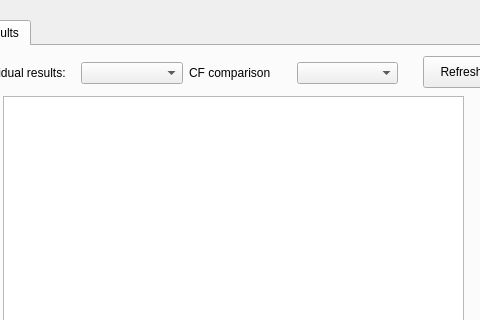
ThomasDesc/NRG_plugin, file nrgdock_widget.ui: the form before one commit; both pictures show x 259 to 739 and y 0 to 320 of the 841 by 659 pixel window.
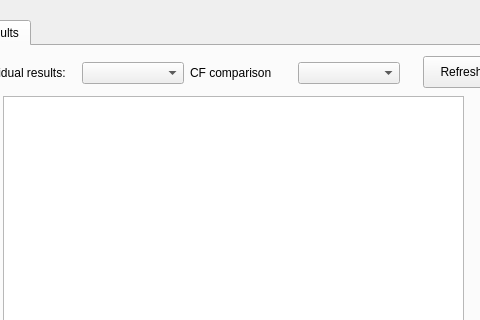
The form after the commit. The open tabs and pages were chosen to show the change.

```diff
--- a/nrgdock_widget.ui
+++ b/nrgdock_widget.ui
@@ -2468,7 +2468,7 @@
         <rect>
          <x>50</x>
          <y>10</y>
-         <width>425</width>
+         <width>427</width>
          <height>34</height>
         </rect>
        </property>
```
Left out of the diff: 10 changed lines with no effect on the pictures.
